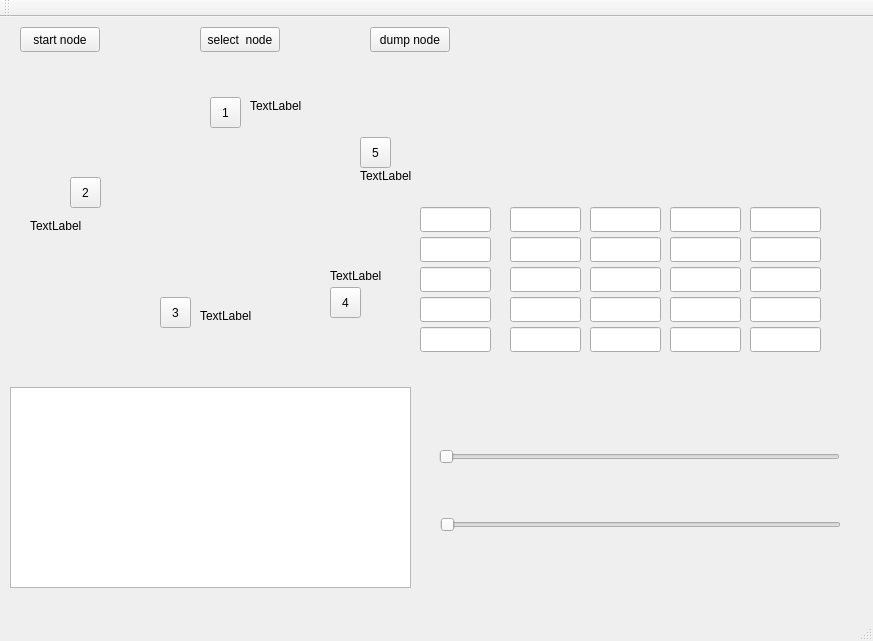
The window that raft/mainwindow.ui (kitech/algosets) describes before a commit, drawn with Qt 5.
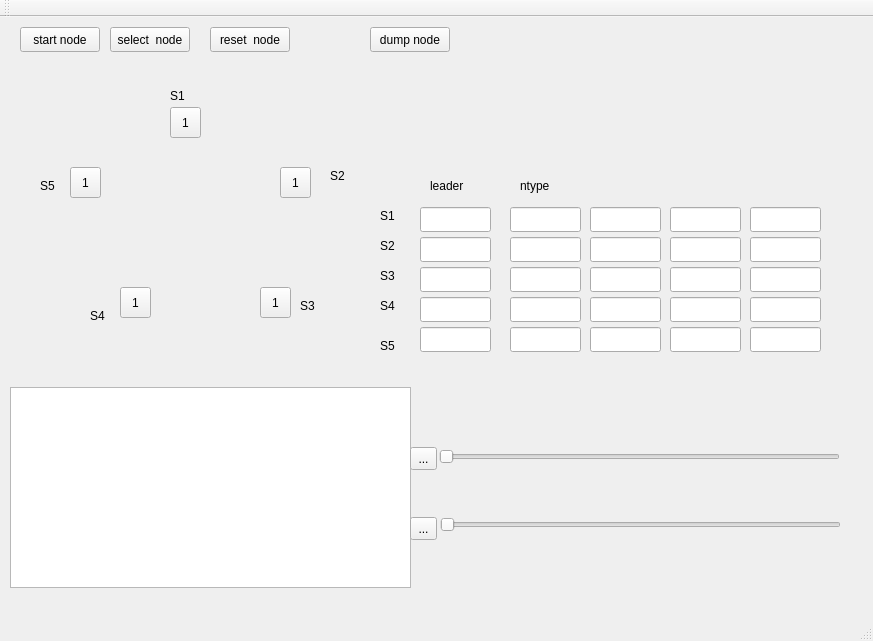
The same window after the commit.

Diff of the .ui file:
```diff
--- a/raft/mainwindow.ui
+++ b/raft/mainwindow.ui
@@ -30,7 +30,7 @@
    <widget class="QPushButton" name="pushButton_2">
     <property name="geometry">
      <rect>
-      <x>200</x>
+      <x>110</x>
       <y>10</y>
       <width>80</width>
       <height>25</height>
@@ -53,34 +53,34 @@
    <widget class="QToolButton" name="toolButton">
     <property name="geometry">
      <rect>
-      <x>70</x>
-      <y>160</y>
+      <x>170</x>
+      <y>90</y>
       <width>31</width>
       <height>31</height>
      </rect>
     </property>
     <property name="text">
-     <string>2</string>
+     <string>1</string>
     </property>
    </widget>
    <widget class="QToolButton" name="toolButton_2">
     <property name="geometry">
      <rect>
-      <x>160</x>
-      <y>280</y>
+      <x>280</x>
+      <y>150</y>
       <width>31</width>
       <height>31</height>
      </rect>
     </property>
     <property name="text">
-     <string>3</string>
+     <string>1</string>
     </property>
    </widget>
    <widget class="QToolButton" name="toolButton_3">
     <property name="geometry">
      <rect>
-      <x>210</x>
-      <y>80</y>
+      <x>260</x>
+      <y>270</y>
       <width>31</width>
       <height>31</height>
      </rect>
@@ -92,92 +92,92 @@
    <widget class="QToolButton" name="toolButton_4">
     <property name="geometry">
      <rect>
-      <x>330</x>
+      <x>120</x>
       <y>270</y>
       <width>31</width>
       <height>31</height>
      </rect>
     </property>
     <property name="text">
-     <string>4</string>
+     <string>1</string>
     </property>
    </widget>
    <widget class="QToolButton" name="toolButton_5">
     <property name="geometry">
      <rect>
-      <x>360</x>
-      <y>120</y>
+      <x>70</x>
+      <y>150</y>
       <width>31</width>
       <height>31</height>
      </rect>
     </property>
     <property name="text">
-     <string>5</string>
+     <string>1</string>
     </property>
    </widget>
    <widget class="QLabel" name="label">
     <property name="geometry">
      <rect>
-      <x>30</x>
-      <y>200</y>
-      <width>58</width>
+      <x>40</x>
+      <y>160</y>
+      <width>21</width>
       <height>17</height>
      </rect>
     </property>
     <property name="text">
-     <string>TextLabel</string>
+     <string>S5</string>
     </property>
    </widget>
    <widget class="QLabel" name="label_2">
     <property name="geometry">
      <rect>
-      <x>250</x>
-      <y>80</y>
-      <width>58</width>
+      <x>170</x>
+      <y>70</y>
+      <width>21</width>
       <height>17</height>
      </rect>
     </property>
     <property name="text">
-     <string>TextLabel</string>
+     <string>S1</string>
     </property>
    </widget>
    <widget class="QLabel" name="label_3">
     <property name="geometry">
      <rect>
-      <x>360</x>
+      <x>330</x>
       <y>150</y>
-      <width>58</width>
+      <width>31</width>
       <height>17</height>
      </rect>
     </property>
     <property name="text">
-     <string>TextLabel</string>
+     <string>S2</string>
     </property>
    </widget>
    <widget class="QLabel" name="label_4">
     <property name="geometry">
      <rect>
-      <x>330</x>
-      <y>250</y>
-      <width>58</width>
+      <x>300</x>
+      <y>280</y>
+      <width>21</width>
       <height>17</height>
      </rect>
     </property>
     <property name="text">
-     <string>TextLabel</string>
+     <string>S3</string>
     </property>
    </widget>
    <widget class="QLabel" name="label_5">
     <property name="geometry">
      <rect>
-      <x>200</x>
+      <x>90</x>
       <y>290</y>
-      <width>58</width>
+      <width>21</width>
       <height>17</height>
      </rect>
     </property>
     <property name="text">
-     <string>TextLabel</string>
+     <string>S4</string>
     </property>
    </widget>
    <widget class="QLineEdit" name="lineEdit">
@@ -234,7 +234,7 @@
     <property name="geometry">
      <rect>
       <x>510</x>
-      <y>310</y>
+      <y>190</y>
       <width>71</width>
       <height>25</height>
      </rect>
@@ -254,7 +254,7 @@
     <property name="geometry">
      <rect>
       <x>510</x>
-      <y>280</y>
+      <y>250</y>
       <width>71</width>
       <height>25</height>
      </rect>
@@ -264,7 +264,7 @@
     <property name="geometry">
      <rect>
       <x>510</x>
-      <y>190</y>
+      <y>280</y>
       <width>71</width>
       <height>25</height>
      </rect>
@@ -274,7 +274,7 @@
     <property name="geometry">
      <rect>
       <x>510</x>
-      <y>250</y>
+      <y>310</y>
       <width>71</width>
       <height>25</height>
      </rect>
@@ -469,6 +469,136 @@
      <enum>Qt::Horizontal</enum>
     </property>
    </widget>
+   <widget class="QToolButton" name="toolButton_6">
+    <property name="geometry">
+     <rect>
+      <x>410</x>
+      <y>430</y>
+      <width>27</width>
+      <height>23</height>
+     </rect>
+    </property>
+    <property name="text">
+     <string>...</string>
+    </property>
+   </widget>
+   <widget class="QToolButton" name="toolButton_7">
+    <property name="geometry">
+     <rect>
+      <x>410</x>
+      <y>500</y>
+      <width>27</width>
+      <height>23</height>
+     </rect>
+    </property>
+    <property name="text">
+     <string>...</string>
+    </property>
+   </widget>
+   <widget class="QLabel" name="label_6">
+    <property name="geometry">
+     <rect>
+      <x>380</x>
+      <y>190</y>
+      <width>21</width>
+      <height>17</height>
+     </rect>
+    </property>
+    <property name="text">
+     <string>S1</string>
+    </property>
+   </widget>
+   <widget class="QLabel" name="label_7">
+    <property name="geometry">
+     <rect>
+      <x>380</x>
+      <y>220</y>
+      <width>31</width>
+      <height>17</height>
+     </rect>
+    </property>
+    <property name="text">
+     <string>S2</string>
+    </property>
+   </widget>
+   <widget class="QLabel" name="label_8">
+    <property name="geometry">
+     <rect>
+      <x>380</x>
+      <y>250</y>
+      <width>21</width>
+      <height>17</height>
+     </rect>
+    </property>
+    <property name="text">
+     <string>S3</string>
+    </property>
+   </widget>
+   <widget class="QLabel" name="label_9">
+    <property name="geometry">
+     <rect>
+      <x>380</x>
+      <y>280</y>
+      <width>21</width>
+      <height>17</height>
+     </rect>
+    </property>
+    <property name="text">
+     <string>S4</string>
+    </property>
+   </widget>
+   <widget class="QLabel" name="label_10">
+    <property name="geometry">
+     <rect>
+      <x>380</x>
+      <y>320</y>
+      <width>21</width>
+      <height>17</height>
+     </rect>
+    </property>
+    <property name="text">
+     <string>S5</string>
+    </property>
+   </widget>
+   <widget class="QLabel" name="label_11">
+    <property name="geometry">
+     <rect>
+      <x>430</x>
+      <y>160</y>
+      <width>51</width>
+      <height>17</height>
+     </rect>
+    </property>
+    <property name="text">
+     <string>leader</string>
+    </property>
+   </widget>
+   <widget class="QLabel" name="label_12">
+    <property name="geometry">
+     <rect>
+      <x>520</x>
+      <y>160</y>
+      <width>51</width>
+      <height>17</height>
+     </rect>
+    </property>
+    <property name="text">
+     <string>ntype</string>
+    </property>
+   </widget>
+   <widget class="QPushButton" name="pushButton_4">
+    <property name="geometry">
+     <rect>
+      <x>210</x>
+      <y>10</y>
+      <width>80</width>
+      <height>25</height>
+     </rect>
+    </property>
+    <property name="text">
+     <string>reset  node</string>
+    </property>
+   </widget>
   </widget>
   <widget class="QMenuBar" name="menuBar">
    <property name="geometry">
```
Left out of the diff: 4 changed lines with no effect on the pictures.
